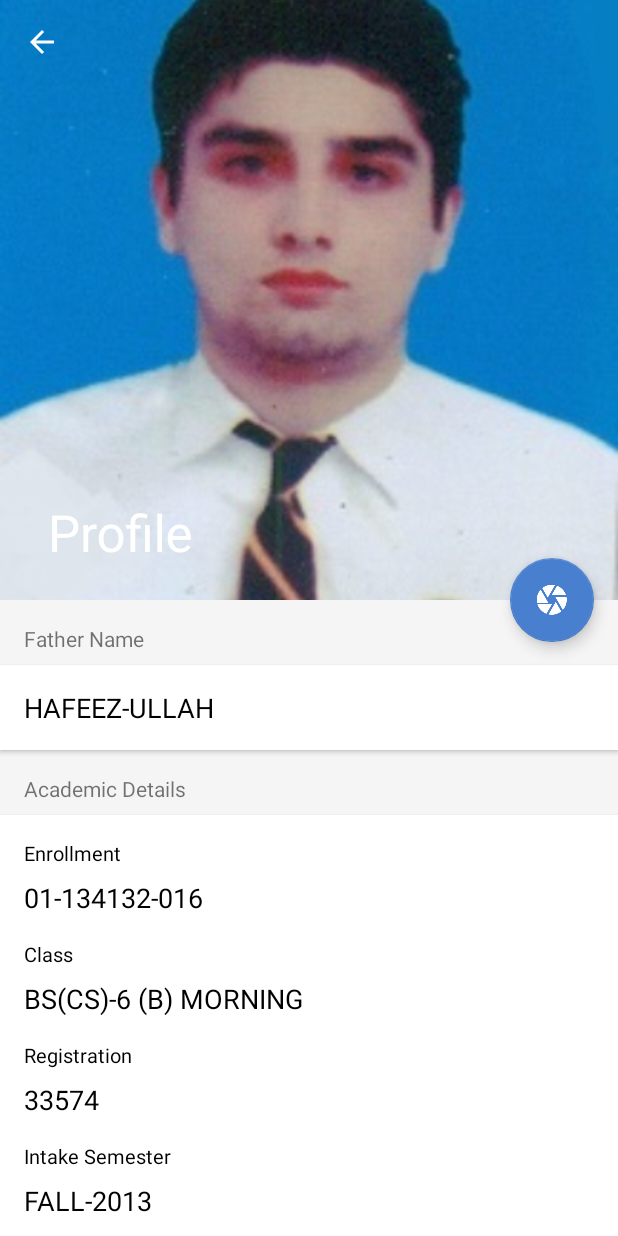
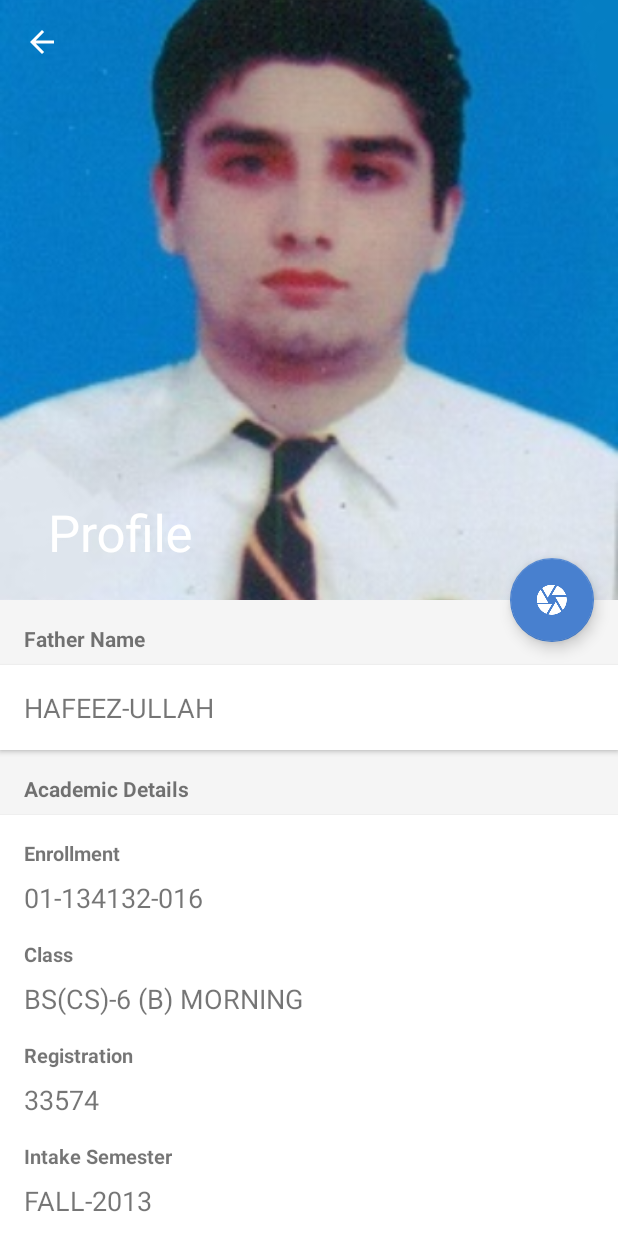
Before and after one commit to AhmedKhattak/BahriaUniversityStudentProfileGUI, an Android app: the ProfileActivity screen opened directly, with no data from a screen before it, on a phone screen of 412 x 824 dp. Run offline under Robolectric (Android 15) with nearby library versions, the phone set to English and light mode, and no system bars.

Commit message:
Changed text color and style

```diff
--- a/app/src/main/res/layout/profile.xml
+++ b/app/src/main/res/layout/profile.xml
@@ -9,9 +9,6 @@
     app:layout_behavior="@string/appbar_scrolling_view_behavior">
 
 
-
-
-
     <LinearLayout
         android:layout_width="match_parent"
         android:layout_height="match_parent"
@@ -21,10 +18,11 @@
         <TextView
             android:layout_width="wrap_content"
             android:layout_height="wrap_content"
+            android:paddingBottom="8dp"
             android:paddingLeft="16dp"
+            android:paddingTop="16dp"
             android:text="Father Name"
-            android:paddingBottom="8dp"
-            android:paddingTop="16dp"/>
+            android:textStyle="bold" />
 
         <android.support.v7.widget.CardView
             android:layout_width="match_parent"
@@ -43,7 +41,6 @@
                     android:layout_width="wrap_content"
                     android:layout_height="wrap_content"
                     android:text="HAFEEZ-ULLAH"
-                    android:textColor="#000000"
                     android:textSize="18dp" />
             </LinearLayout>
 
@@ -53,9 +50,10 @@
         <TextView
             android:layout_width="wrap_content"
             android:layout_height="wrap_content"
+            android:paddingBottom="8dp"
             android:paddingLeft="16dp"
             android:text="Academic Details"
-            android:paddingBottom="8dp"/>
+            android:textStyle="bold" />
 
         <android.support.v7.widget.CardView
             android:layout_width="match_parent"
@@ -74,15 +72,14 @@
                     android:layout_height="wrap_content"
                     android:layout_marginBottom="8dp"
                     android:text="Enrollment"
-                    android:textColor="#000000"
-                    android:textSize="13dp" />
+                    android:textSize="13dp"
+                    android:textStyle="bold" />
 
                 <TextView
                     android:layout_width="wrap_content"
                     android:layout_height="wrap_content"
                     android:layout_marginBottom="16dp"
                     android:text="01-134132-016"
-                    android:textColor="#000000"
                     android:textSize="18dp" />
 
                 <TextView
@@ -90,15 +87,15 @@
                     android:layout_height="wrap_content"
                     android:layout_marginBottom="8dp"
                     android:text="Class"
-                    android:textColor="#000000"
-                    android:textSize="13dp" />
+                    android:textSize="13dp"
+                    android:textStyle="bold" />
 
                 <TextView
                     android:layout_width="wrap_content"
                     android:layout_height="wrap_content"
                     android:layout_marginBottom="16dp"
                     android:text="BS(CS)-6 (B) MORNING"
-                    android:textColor="#000000"
+
                     android:textSize="18dp" />
 
                 <TextView
@@ -106,15 +103,14 @@
                     android:layout_height="wrap_content"
                     android:layout_marginBottom="8dp"
                     android:text="Registration"
-                    android:textColor="#000000"
-                    android:textSize="13dp" />
+                    android:textSize="13dp"
+                    android:textStyle="bold" />
 
                 <TextView
                     android:layout_width="wrap_content"
                     android:layout_height="wrap_content"
                     android:layout_marginBottom="16dp"
                     android:text="33574"
-                    android:textColor="#000000"
                     android:textSize="18dp" />
 
                 <TextView
@@ -122,15 +118,14 @@
                     android:layout_height="wrap_content"
                     android:layout_marginBottom="8dp"
                     android:text="Intake Semester"
-                    android:textColor="#000000"
-                    android:textSize="13dp" />
+                    android:textSize="13dp"
+                    android:textStyle="bold" />
 
                 <TextView
                     android:layout_width="wrap_content"
                     android:layout_height="wrap_content"
                     android:layout_marginBottom="16dp"
                     android:text="FALL-2013"
-                    android:textColor="#000000"
                     android:textSize="18dp" />
 
                 <TextView
@@ -138,15 +133,15 @@
                     android:layout_height="wrap_content"
                     android:layout_marginBottom="8dp"
                     android:text="Degree Duration"
-                    android:textColor="#000000"
-                    android:textSize="13dp" />
+                    android:textSize="13dp"
+                    android:textStyle="bold" />
 
                 <TextView
                     android:layout_width="wrap_content"
                     android:layout_height="wrap_content"
                     android:layout_marginBottom="16dp"
                     android:text="4 Years"
-                    android:textColor="#000000"
+
                     android:textSize="18dp" />
 
             </LinearLayout>
@@ -155,9 +150,11 @@
         <TextView
             android:layout_width="wrap_content"
             android:layout_height="wrap_content"
+            android:paddingBottom="8dp"
             android:paddingLeft="16dp"
             android:text="Community Support Work"
-            android:paddingBottom="8dp"/>
+            android:textStyle="bold" />
+
         <android.support.v7.widget.CardView
             android:layout_width="match_parent"
             android:layout_height="wrap_content"
@@ -174,7 +171,6 @@
                     android:layout_width="wrap_content"
                     android:layout_height="wrap_content"
                     android:text="NOT COMPLETED"
-                    android:textColor="#000000"
                     android:textSize="18dp" />
             </LinearLayout>
         </android.support.v7.widget.CardView>
@@ -183,14 +179,46 @@
         <TextView
             android:layout_width="wrap_content"
             android:layout_height="wrap_content"
+            android:paddingBottom="8dp"
             android:paddingLeft="16dp"
-            android:text="Contact Info"
-            android:paddingBottom="8dp"/>
+            android:text="Password (Tap to change)"
+            android:textStyle="bold" />
+
         <android.support.v7.widget.CardView
             android:layout_width="match_parent"
             android:layout_height="wrap_content"
-            app:cardCornerRadius="0dp"
-            android:layout_marginBottom="32dp">
+            android:layout_marginBottom="16dp"
+            app:cardCornerRadius="0dp">
+
+            <LinearLayout
+                android:id="@+id/passwordchange"
+                android:layout_width="match_parent"
+                android:layout_height="wrap_content"
+                android:orientation="vertical"
+                android:padding="16dp">
+
+                <TextView
+                    android:layout_width="wrap_content"
+                    android:layout_height="wrap_content"
+                    android:text="**************"
+                    android:textSize="18dp" />
+            </LinearLayout>
+        </android.support.v7.widget.CardView>
+
+
+        <TextView
+            android:layout_width="wrap_content"
+            android:layout_height="wrap_content"
+            android:paddingBottom="8dp"
+            android:paddingLeft="16dp"
+            android:text="Contact Info"
+            android:textStyle="bold" />
+
+        <android.support.v7.widget.CardView
+            android:layout_width="match_parent"
+            android:layout_height="wrap_content"
+            android:layout_marginBottom="32dp"
+            app:cardCornerRadius="0dp">
 
             <LinearLayout
                 android:layout_width="match_parent"
@@ -203,15 +231,14 @@
                     android:layout_height="wrap_content"
                     android:layout_marginBottom="8dp"
                     android:text="Email ID"
-                    android:textColor="#000000"
-                    android:textSize="13dp" />
+                    android:textSize="13dp"
+                    android:textStyle="bold" />
 
                 <TextView
                     android:layout_width="wrap_content"
                     android:layout_height="wrap_content"
                     android:layout_marginBottom="16dp"
                     android:text="ahmedkhattak@fastmail.fm"
-                    android:textColor="#000000"
                     android:textSize="18dp" />
 
                 <TextView
@@ -219,15 +246,14 @@
                     android:layout_height="wrap_content"
                     android:layout_marginBottom="8dp"
                     android:text="Phone No."
-                    android:textColor="#000000"
-                    android:textSize="13dp" />
+                    android:textSize="13dp"
+                    android:textStyle="bold" />
 
                 <TextView
                     android:layout_width="wrap_content"
                     android:layout_height="wrap_content"
                     android:layout_marginBottom="16dp"
                     android:text="2223766"
-                    android:textColor="#000000"
                     android:textSize="18dp" />
 
                 <TextView
@@ -235,15 +261,14 @@
                     android:layout_height="wrap_content"
                     android:layout_marginBottom="8dp"
                     android:text="Mobile No."
-                    android:textColor="#000000"
-                    android:textSize="13dp" />
+                    android:textSize="13dp"
+                    android:textStyle="bold" />
 
                 <TextView
                     android:layout_width="wrap_content"
                     android:layout_height="wrap_content"
                     android:layout_marginBottom="16dp"
                     android:text="03002144580"
-                    android:textColor="#000000"
                     android:textSize="18dp" />
 
                 <TextView
@@ -251,46 +276,46 @@
                     android:layout_height="wrap_content"
                     android:layout_marginBottom="8dp"
                     android:text="BU Email"
-                    android:textColor="#000000"
-                    android:textSize="13dp" />
+                    android:textSize="13dp"
+                    android:textStyle="bold" />
 
                 <TextView
                     android:layout_width="wrap_content"
                     android:layout_height="wrap_content"
                     android:layout_marginBottom="16dp"
                     android:text="01-134132-016@student.bahria.edu.pk"
-                    android:textColor="#000000"
                     android:textSize="18dp" />
 
                 <TextView
-                android:layout_width="wrap_content"
-                android:layout_height="wrap_content"
-                android:layout_marginBottom="8dp"
-                android:text="BU Email Password (Tap to view)"
-                android:textColor="#000000"
-                android:textSize="13dp" />
+                    android:id="@+id/buemailpassagain"
+                    android:layout_width="match_parent"
+                    android:layout_height="wrap_content"
+                    android:layout_marginBottom="8dp"
+                    android:text="BU Email Password (Tap to view)"
+                    android:textSize="13dp"
+                    android:textStyle="bold" />
 
                 <TextView
-                    android:layout_width="wrap_content"
+                    android:id="@+id/buemailpass"
+                    android:layout_width="match_parent"
                     android:layout_height="wrap_content"
                     android:layout_marginBottom="16dp"
                     android:text="*******"
-                    android:textColor="#000000"
                     android:textSize="18dp" />
+
                 <TextView
                     android:layout_width="wrap_content"
                     android:layout_height="wrap_content"
                     android:layout_marginBottom="8dp"
                     android:text="Permanent Address"
-                    android:textColor="#000000"
-                    android:textSize="13dp" />
+                    android:textSize="13dp"
+                    android:textStyle="bold" />
 
                 <TextView
                     android:layout_width="wrap_content"
                     android:layout_height="wrap_content"
                     android:layout_marginBottom="16dp"
                     android:text="MERI COLONY STREET #4-BANNU-ROAD-KOHAT"
-                    android:textColor="#000000"
                     android:textSize="18dp" />
 
                 <TextView
@@ -298,15 +323,14 @@
                     android:layout_height="wrap_content"
                     android:layout_marginBottom="8dp"
                     android:text="Current Address"
-                    android:textColor="#000000"
-                    android:textSize="13dp" />
+                    android:textSize="13dp"
+                    android:textStyle="bold" />
 
                 <TextView
                     android:layout_width="wrap_content"
                     android:layout_height="wrap_content"
                     android:layout_marginBottom="16dp"
                     android:text="HOUSE #751-STREET #45-SECTOR E/11-NPF-ISLAMABAD "
-                    android:textColor="#000000"
                     android:textSize="18dp" />
 
             </LinearLayout>
```
